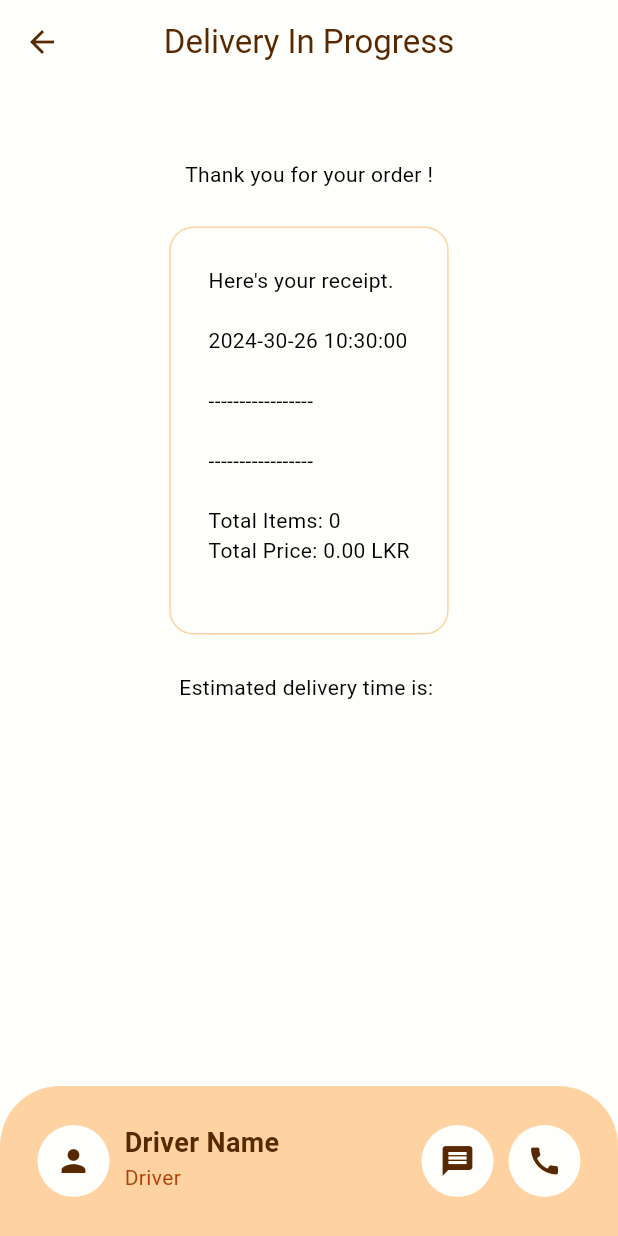
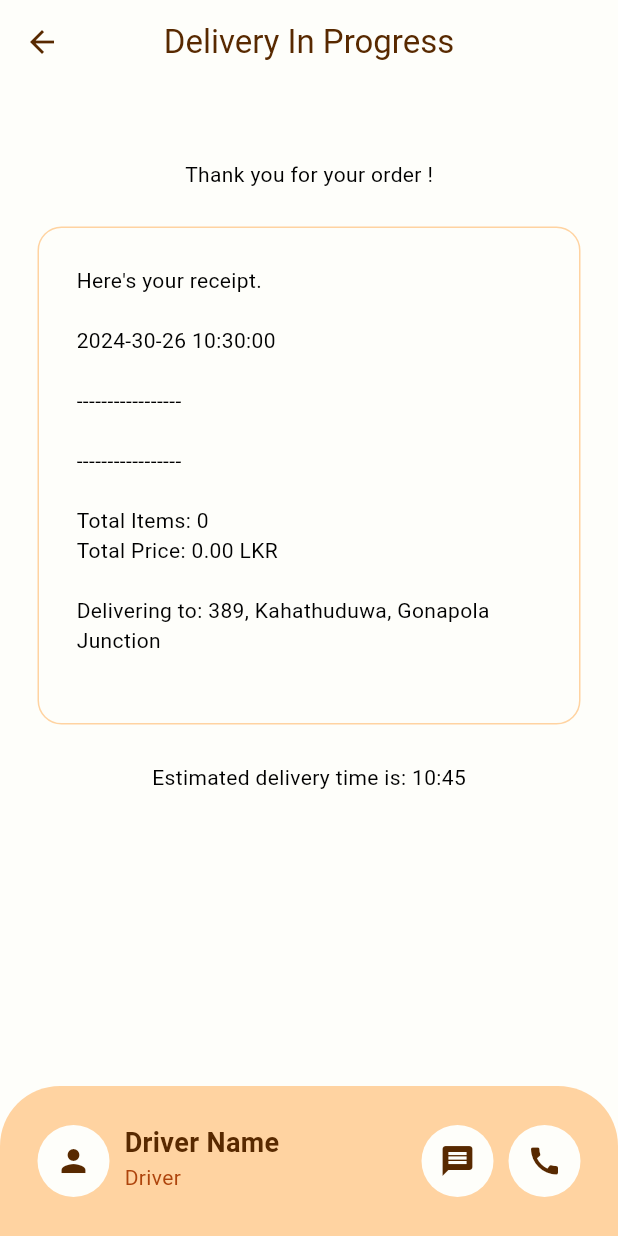
Before and after one commit to Rizz-33/Blend-Bristo, a Flutter app: the DeliveryProgressPage screen opened directly, on a phone screen of 412 x 824 dp. Run offline on Flutter 3.47's test engine with Material 3 defaults, Android fonts, the phone set to English and light mode, and no system bars; our stand-ins replace cloud_firestore, firebase_auth, firebase_core, flutter_credit_card; accounts and stored records are empty.

Commit message:
refator: receipt

```diff
--- a/lib/components/receipt.dart
+++ b/lib/components/receipt.dart
@@ -3,10 +3,13 @@ import 'package:flutter/material.dart';
 import 'package:provider/provider.dart';
 
 class MyReceipt extends StatelessWidget {
-  const MyReceipt({super.key});
+  const MyReceipt({Key? key});
 
   @override
   Widget build(BuildContext context) {
+    DateTime currentTime = DateTime.now();
+    DateTime estimatedDeliveryTime = currentTime.add(Duration(minutes: 15));
+
     return SingleChildScrollView(
       child: Padding(
         padding: EdgeInsets.only(left: 25, right: 25, bottom: 25, top: 50),
@@ -15,22 +18,24 @@ class MyReceipt extends StatelessWidget {
             mainAxisAlignment: MainAxisAlignment.center,
             children: [
               Text("Thank you for your order !"),
-              SizedBox(height: 25,),
+              SizedBox(height: 25),
               Container(
                 decoration: BoxDecoration(
                   border: Border.all(
                     color: Theme.of(context).colorScheme.secondary,
                   ),
-                  borderRadius: BorderRadius.circular(16)
+                  borderRadius: BorderRadius.circular(16),
                 ),
                 padding: EdgeInsets.all(25),
                 child: Consumer<Restaurant>(
                   builder: (context, restaurant, child) =>
-                    Text(restaurant.displayCartReceipt()),
+                      Text(restaurant.displayCartReceipt()),
                 ),
               ),
-              SizedBox(height: 25,),
-              Text("Estimated delivery time is: ")
+              SizedBox(height: 25),
+              Text(
+                "Estimated delivery time is: ${estimatedDeliveryTime.hour}:${estimatedDeliveryTime.minute}",
+              ),
             ],
           ),
         ),
--- a/lib/models/restaurant.dart
+++ b/lib/models/restaurant.dart
@@ -438,6 +438,8 @@ class Restaurant extends ChangeNotifier{
     receipt.writeln();
     receipt.writeln("Total Items: ${getTotalItemCount()}");
     receipt.writeln("Total Price: ${_formatPrice(getTotalPrice())}");
+    receipt.writeln();
+    receipt.writeln("Delivering to: $deliveryAddress");
 
     return receipt.toString();
   }
```
